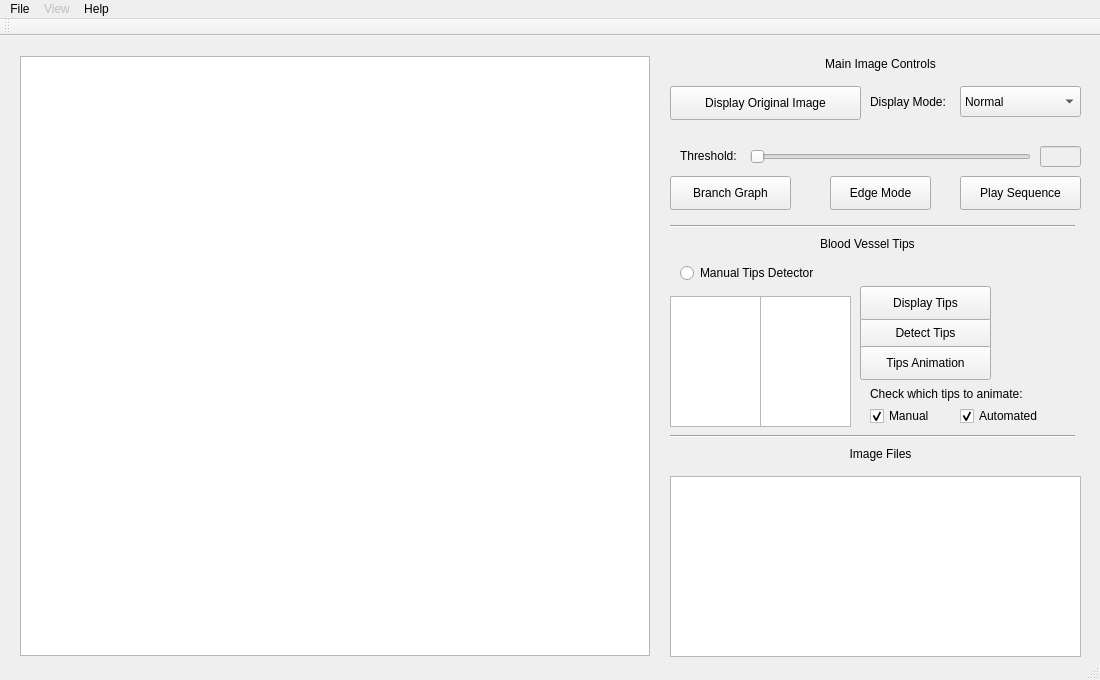
Old version of the form mainwindow.ui in the repository qchen2017/BloodVesselVisualization.
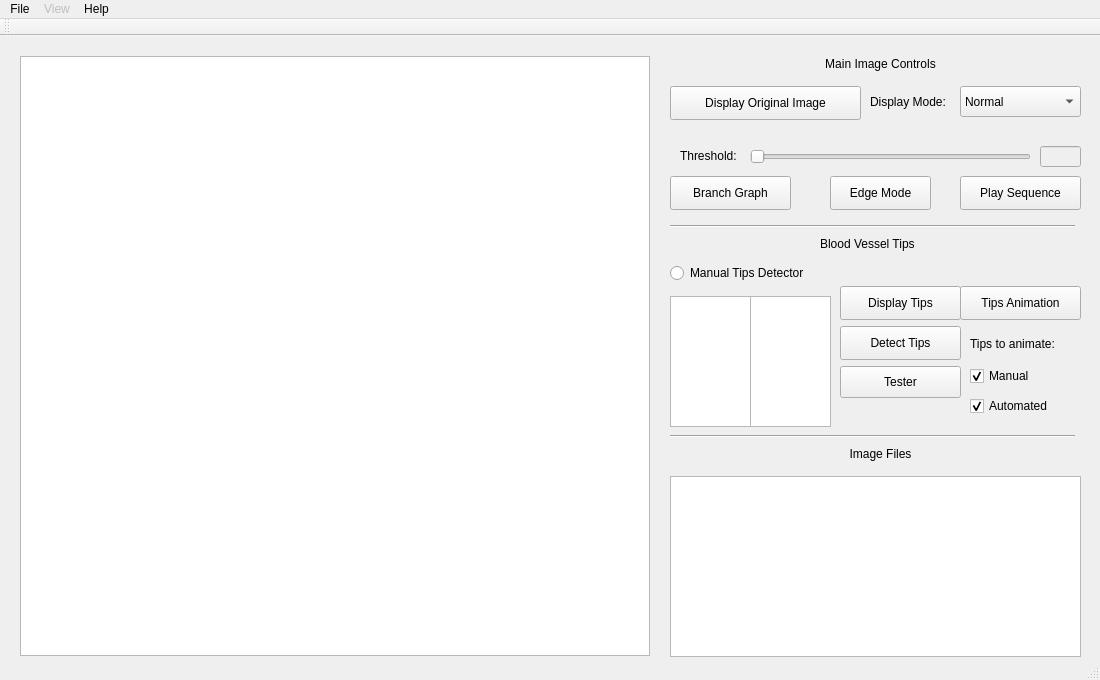
New version of the form.

What changed in the file:
```diff
--- a/mainwindow.ui
+++ b/mainwindow.ui
@@ -156,9 +156,9 @@
     </property>
     <property name="geometry">
      <rect>
-      <x>860</x>
-      <y>280</y>
-      <width>131</width>
+      <x>840</x>
+      <y>290</y>
+      <width>121</width>
       <height>34</height>
      </rect>
     </property>
@@ -255,7 +255,7 @@
    <widget class="QRadioButton" name="bloodVesselsTips_radioButton">
     <property name="geometry">
      <rect>
-      <x>680</x>
+      <x>670</x>
       <y>220</y>
       <width>161</width>
       <height>34</height>
@@ -268,9 +268,9 @@
    <widget class="QTextEdit" name="tipsYcoord_textEdit">
     <property name="geometry">
      <rect>
-      <x>760</x>
+      <x>750</x>
       <y>260</y>
-      <width>91</width>
+      <width>81</width>
       <height>131</height>
      </rect>
     </property>
@@ -283,7 +283,7 @@
      <rect>
       <x>670</x>
       <y>260</y>
-      <width>91</width>
+      <width>81</width>
       <height>131</height>
      </rect>
     </property>
@@ -294,9 +294,9 @@
    <widget class="QPushButton" name="tipsAnimation_pushButton">
     <property name="geometry">
      <rect>
-      <x>860</x>
-      <y>310</y>
-      <width>131</width>
+      <x>960</x>
+      <y>250</y>
+      <width>121</width>
       <height>34</height>
      </rect>
     </property>
@@ -333,8 +333,8 @@
    <widget class="QCheckBox" name="manual_checkBox">
     <property name="geometry">
      <rect>
-      <x>870</x>
-      <y>370</y>
+      <x>970</x>
+      <y>330</y>
       <width>89</width>
       <height>20</height>
      </rect>
@@ -349,8 +349,8 @@
    <widget class="QCheckBox" name="automated_checkBox">
     <property name="geometry">
      <rect>
-      <x>960</x>
-      <y>370</y>
+      <x>970</x>
+      <y>360</y>
       <width>89</width>
       <height>20</height>
      </rect>
@@ -365,22 +365,22 @@
    <widget class="QLabel" name="tips_checkboxes_label">
     <property name="geometry">
      <rect>
-      <x>870</x>
-      <y>350</y>
-      <width>191</width>
+      <x>970</x>
+      <y>300</y>
+      <width>101</width>
       <height>16</height>
      </rect>
     </property>
     <property name="text">
-     <string>Check which tips to animate:</string>
+     <string>Tips to animate:</string>
     </property>
    </widget>
    <widget class="QPushButton" name="displayTips_pushButton">
     <property name="geometry">
      <rect>
-      <x>860</x>
+      <x>840</x>
       <y>250</y>
-      <width>131</width>
+      <width>121</width>
       <height>34</height>
      </rect>
     </property>
@@ -388,6 +388,19 @@
      <string>Display Tips</string>
     </property>
    </widget>
+   <widget class="QPushButton" name="tester_pushButton">
+    <property name="geometry">
+     <rect>
+      <x>840</x>
+      <y>330</y>
+      <width>121</width>
+      <height>32</height>
+     </rect>
+    </property>
+    <property name="text">
+     <string>Tester</string>
+    </property>
+   </widget>
   </widget>
   <widget class="QToolBar" name="mainToolBar">
    <property name="acceptDrops">
```
